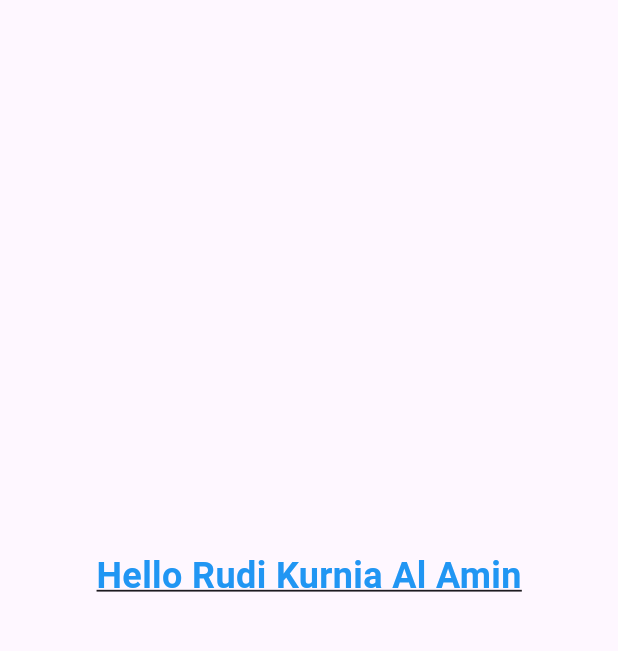
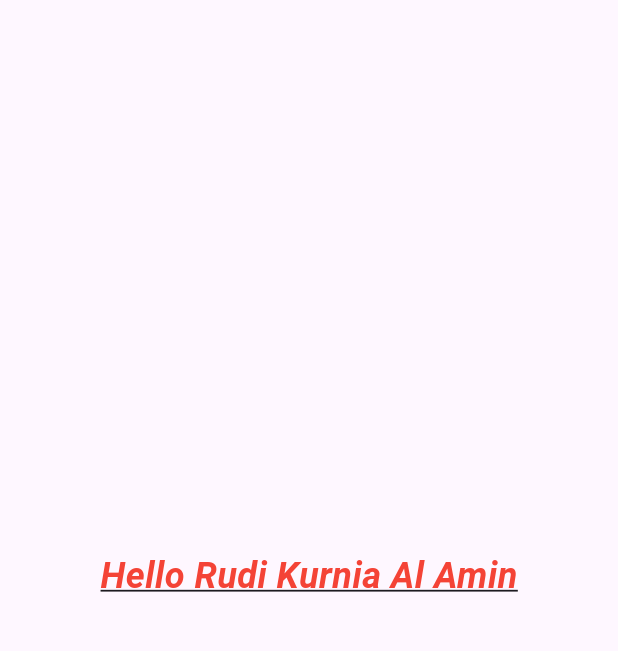
Before and after one commit to Ucokgagah/projek_flutter, a Flutter app: the screen it shows after launch, on a phone screen of 412 x 824 dp, the part 84-735 px from its top. Run offline on Flutter 3.47's test engine with Material 3 defaults, Android fonts, the phone set to English and light mode, and no system bars.

Commit message:
merubah teks dan menganti warna

```diff
--- a/styling_widget/lib/main.dart
+++ b/styling_widget/lib/main.dart
@@ -22,8 +22,9 @@ body: const Center(
     style: TextStyle(
       fontSize: 24,
       fontWeight: FontWeight.bold,
-      color: Colors.blue,
+      color: Colors.red,
       decoration: TextDecoration.underline,
+      fontStyle: FontStyle.italic
       ),
       ),
       ),
```
